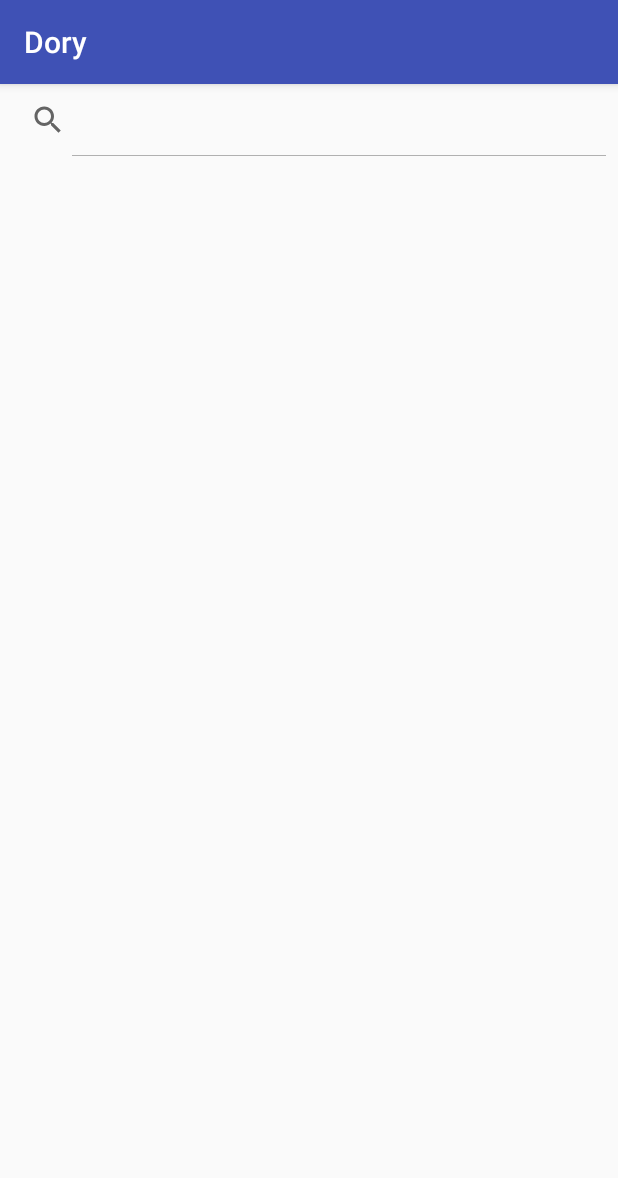
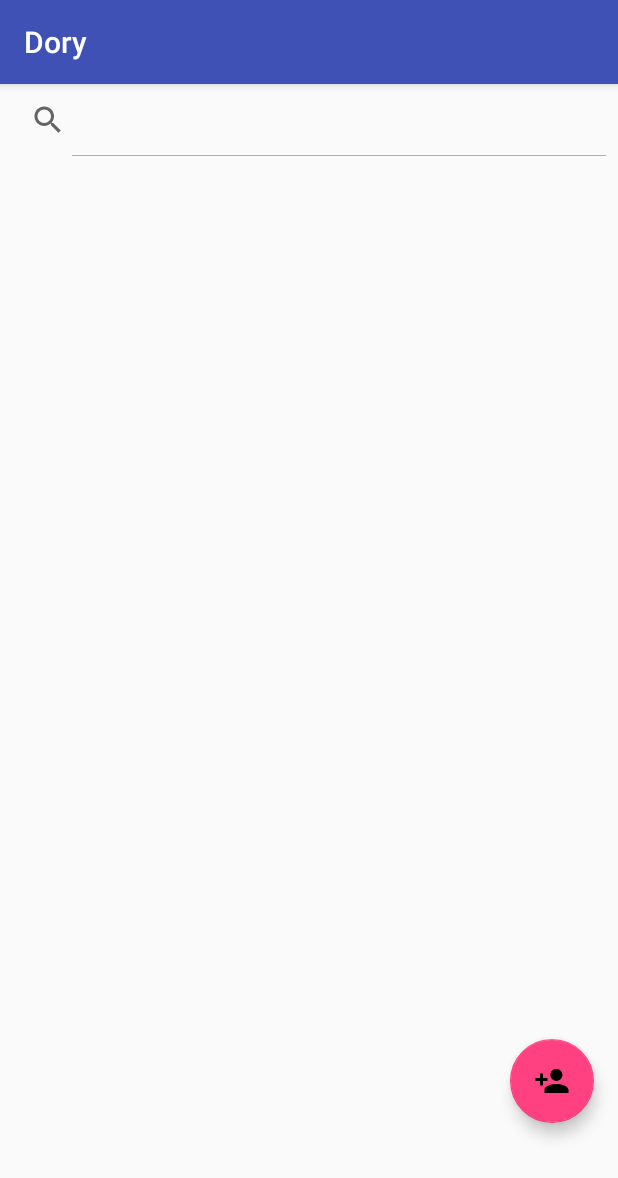
Before and after one commit to LorToso/Dory, an Android app: the fragment FriendsFragment shown on its own in the app's theme, on a phone screen of 412 x 824 dp. Shown: the top 1178 px of the screen. Run offline under Robolectric (Android 15) with nearby library versions, the phone set to English and light mode, and no system bars; libraries missing offline, so code that uses them is left out: com.doryapp.backend; 1 statement that could not run was skipped.

Commit message:
Fixed floating action button

```diff
--- a/app/build.gradle
+++ b/app/build.gradle
@@ -2,7 +2,7 @@ apply plugin: 'com.android.application'
 
 android {
     compileSdkVersion 24
-    buildToolsVersion "24.0.2"
+    buildToolsVersion "25.0.0"
 
     defaultConfig {
         applicationId "com.doryapp.dory"
@@ -55,6 +55,7 @@ dependencies {
     // This mostly affects encoding, but you should test if you plan to support these versions.
     // Older versions e.g. 2.2 may also work if you need support for older Android versions.
     compile 'com.google.zxing:core:3.0.1'
+    compile 'com.android.support:design:25.0.1'
 }
 
 
--- a/app/src/main/java/com/doryapp/dory/fragments/FriendsFragment.java
+++ b/app/src/main/java/com/doryapp/dory/fragments/FriendsFragment.java
@@ -145,19 +145,19 @@ public class FriendsFragment extends Fragment {
                 R.layout.fragment_friends, container, false);
 
 
-//        FloatingActionButton button = (FloatingActionButton) view.findViewById(R.id.btnAddFriendFloating);
-//
-//        if(button != null)
-//        {
-//            button.setOnClickListener(new View.OnClickListener()
-//            {
-//                @Override
-//                public void onClick(View v)
-//                {
-//                    onClickAddFriend(v);
-//                }
-//            });
-//        }
+        FloatingActionButton button = (FloatingActionButton) view.findViewById(R.id.btnAddFriendFloating);
+
+        if(button != null)
+        {
+            button.setOnClickListener(new View.OnClickListener()
+            {
+                @Override
+                public void onClick(View v)
+                {
+                    onClickAddFriend(v);
+                }
+            });
+        }
 
         return view;
     }
--- a/app/src/main/res/layout/fragment_friends.xml
+++ b/app/src/main/res/layout/fragment_friends.xml
@@ -26,18 +26,21 @@
         android:layout_gravity="center_vertical"
         />
 
+    <android.support.design.widget.FloatingActionButton
+        android:layout_width="wrap_content"
+        android:layout_height="wrap_content"
+        android:clickable="true"
+        app:srcCompat="@drawable/ic_person_add_black_48dp"
 
-    <!--<android.support.design.widget.FloatingActionButton-->
-        <!--android:layout_width="wrap_content"-->
-        <!--android:layout_height="wrap_content"-->
-        <!--android:layout_alignParentBottom="true"-->
-        <!--android:layout_alignParentRight="true"-->
-        <!--android:layout_marginBottom="75dp"-->
-        <!--android:layout_marginRight="16dp"-->
-        <!--android:clickable="true"-->
-        <!--android:onClick="onClickAddFriend"-->
-        <!--android:id="@+id/btnAddFriendFloating"-->
-        <!--android:src="@drawable/ic_person_add_black_48dp"-->
+        android:layout_alignParentBottom="true"
+        android:layout_alignParentRight="true"
+        android:layout_marginBottom="75dp"
+        android:layout_marginRight="16dp"
+        android:id="@+id/btnAddFriendFloating" />
 
-    <!--/>-->
+
 </RelativeLayout>
+
+
+    <!--android:src="@drawable/ic_person_add_black_48dp"-->
+    <!--android:clickable="true"-->
--- a/build.gradle
+++ b/build.gradle
@@ -5,7 +5,7 @@ buildscript {
         jcenter()
     }
     dependencies {
-        classpath 'com.android.tools.build:gradle:2.2.1'
+        classpath 'com.android.tools.build:gradle:2.2.3'
 
         // NOTE: Do not place your application dependencies here; they belong
         // in the individual module build.gradle files
```
